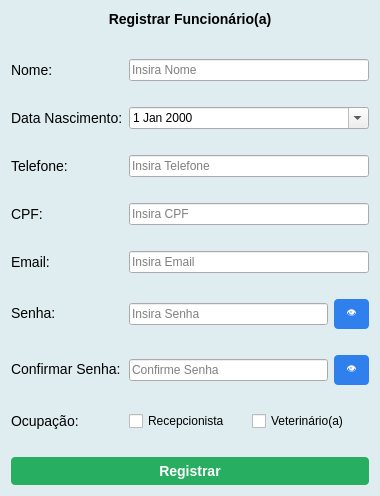
The window that tela_registrar.ui (mateuszinum/Projeto-Clinica-Veterinaria) describes before a commit, drawn with Qt 5.
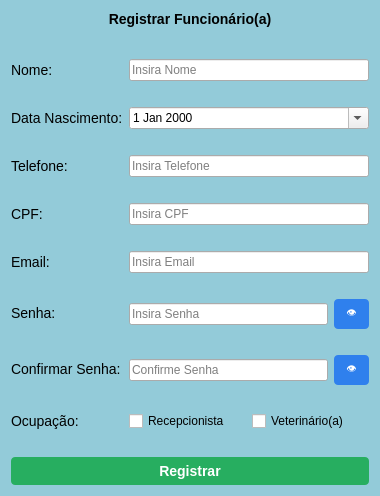
The same window after the commit.

What changed in the file:
```diff
--- a/tela_registrar.ui
+++ b/tela_registrar.ui
@@ -7,7 +7,7 @@
     <x>0</x>
     <y>0</y>
     <width>380</width>
-    <height>486</height>
+    <height>488</height>
    </rect>
   </property>
   <property name="windowTitle">
@@ -15,7 +15,8 @@
   </property>
   <property name="styleSheet">
    <string notr="true">QWidget#Form {
-    background-color: #dfedf0;
+    background-color: #93cbd9;
+	color: black;
 }</string>
   </property>
   <layout class="QFormLayout" name="formLayout">
```
